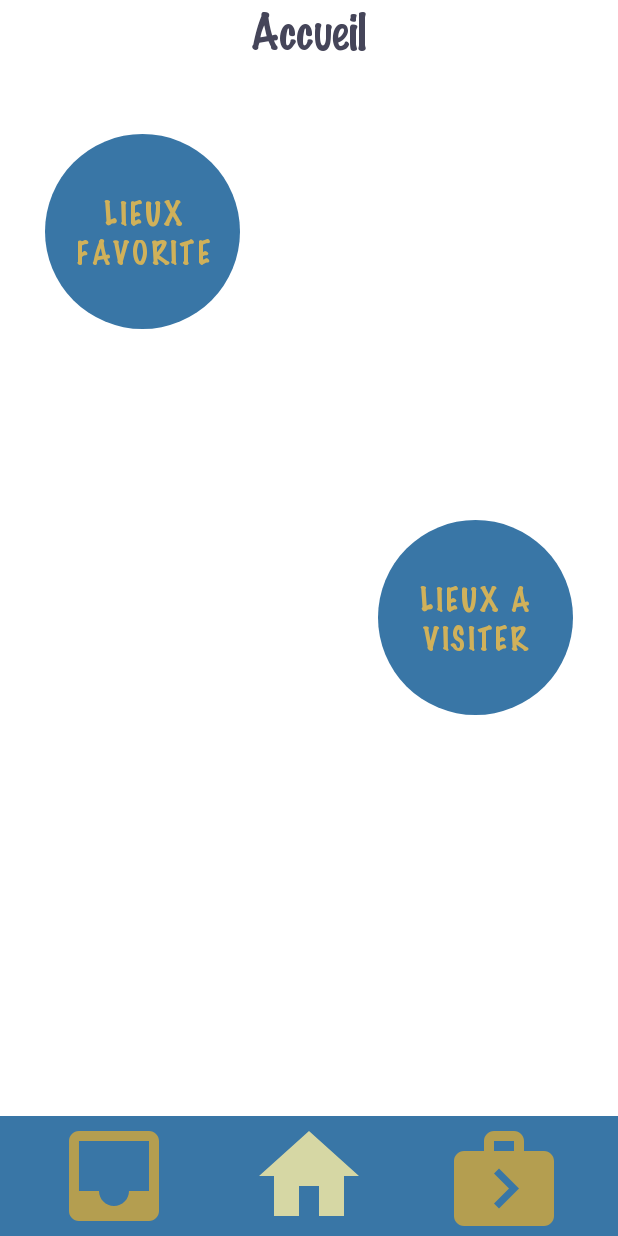
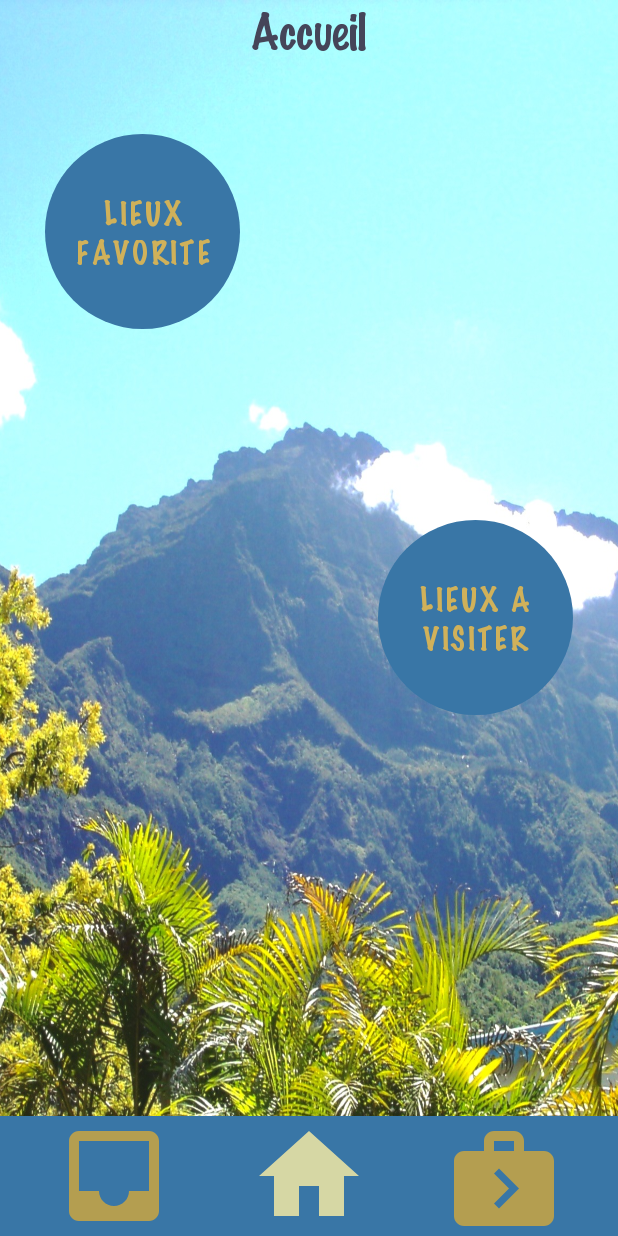
Before and after one commit to Samwalker974/RunTourist, an Android app: the screen it shows after launch (MainAccueil), on a phone screen of 412 x 824 dp. Run offline under Robolectric (Android 15) with nearby library versions, the phone set to English and light mode, and no system bars.

Commit message:
Ajout: -Du bouton supprimer -New images de fond

```diff
--- a/app/src/main/java/com/example/runtourist/affichage/MainFavoris.java
+++ b/app/src/main/java/com/example/runtourist/affichage/MainFavoris.java
@@ -54,12 +54,11 @@ public class MainFavoris extends AppCompatActivity {
             @Override
             public void onItemClick(AdapterView<?> parent, View view, int position, long id) {
                 if(suppChoice.isChecked()){
-                    maBase.deleteData(position);
+                    maBase.deleteData(mesCellFav[position].getId());
                     maBase = new MyData(context);
                     mesCellFav = maBase.getData();
                     affMyCell = new AffMyCell(context, mesCellFav);
                     listF.setAdapter(affMyCell);
-                    Toast.makeText(context,"Supprimer"+position,Toast.LENGTH_SHORT).show();
                     if(mesCellFav.length == 0){
                         infoUtile.setVisibility(View.VISIBLE);
                     }
--- a/app/src/main/java/com/example/runtourist/baseDonne/MyData.java
+++ b/app/src/main/java/com/example/runtourist/baseDonne/MyData.java
@@ -73,7 +73,7 @@ public class MyData extends SQLiteOpenHelper {
             //Log.i("ik1",donne);
             //Log.i("ik2",donne);
             Log.i("iko",data.getString(0));
-            cells[i] = new MyCell(data.getInt(1),data.getInt(2),data.getInt(3));
+            cells[i] = new MyCell(data.getInt(0),data.getInt(1),data.getInt(2),data.getInt(3));
             i++;
 
         }
--- a/app/src/main/res/layout-land/activity_accueil.xml
+++ b/app/src/main/res/layout-land/activity_accueil.xml
@@ -1,7 +1,7 @@
 <?xml version="1.0" encoding="utf-8"?>
 <RelativeLayout xmlns:android="http://schemas.android.com/apk/res/android"
     android:layout_width="match_parent" android:layout_height="match_parent"
-    android:background="@drawable/backgroundacceuil">
+    >
 
     <TextView
         android:id="@+id/accueil"
--- a/app/src/main/res/layout/activity_accueil.xml
+++ b/app/src/main/res/layout/activity_accueil.xml
@@ -2,6 +2,17 @@
 <RelativeLayout xmlns:android="http://schemas.android.com/apk/res/android"
     android:layout_width="match_parent" android:layout_height="match_parent"
     >
+    <ImageView
+        android:layout_width="wrap_content"
+        android:layout_height="wrap_content"
+        android:background="@drawable/acctof"
+        android:scaleType="fitXY"
+        android:layout_alignParentLeft="true"
+        android:layout_alignParentBottom="true"
+        android:layout_alignParentTop="true"
+        android:layout_alignParentRight="true"
+        android:layout_marginLeft="-30dp"
+        android:layout_marginRight="-30dp"/>
 
     <TextView
         android:id="@+id/accueil"
--- a/app/src/main/res/layout/activity_list.xml
+++ b/app/src/main/res/layout/activity_list.xml
@@ -9,6 +9,7 @@
         android:id="@+id/imgBack"
         android:layout_height="match_parent"
         android:layout_width="match_parent"
+
         app:srcCompat="@drawable/river1"
         android:adjustViewBounds="true"
         android:scaleType="centerCrop"
@@ -22,8 +23,8 @@
         android:gravity="center"
         android:textSize="31dp"
         android:fontFamily="@font/market_felt"
-        android:textColor="@color/yellow1"
-        android:background="@color/blue1"
+        android:textColor="@color/white"
+
         android:text="RunTourist : Nord"/>
 
     <ImageView
--- a/app/src/main/res/values/colors.xml
+++ b/app/src/main/res/values/colors.xml
@@ -6,7 +6,7 @@
     <color name="teal_200">#FF03DAC5</color>
     <color name="teal_700">#FF018786</color>
     <color name="black">#FF000000</color>
-    <color name="white">#FFFFFFFF</color>
+    <color name="white">#FDF6F6</color>
     <color name="grey">#FF454559</color>
     <color name="grey2">#59EAEAED</color>
     <color name="fonduj">#9AE3E6C4</color>
```
Also changed, not shown: app/src/main/java/com/example/runtourist/controller/MyCell.java (+15 -1 lines), app/src/main/res/layout/activity_favoris.xml (+12 -0 lines), app/src/main/res/layout/activity_main1.xml (+7 -5 lines), app/src/main/res/drawable-v24/background2.jpg (deleted), app/src/main/res/drawable-v24/background3.jpg (deleted), app/src/main/res/drawable-v24/background4.jpg (deleted), app/src/main/res/drawable-v24/backgroundacceuil.jpg (deleted), app/src/main/res/drawable-v24/pagefavoris.jpg (deleted), app/src/main/res/drawable/acctof.jpg (added), 2 other files.
